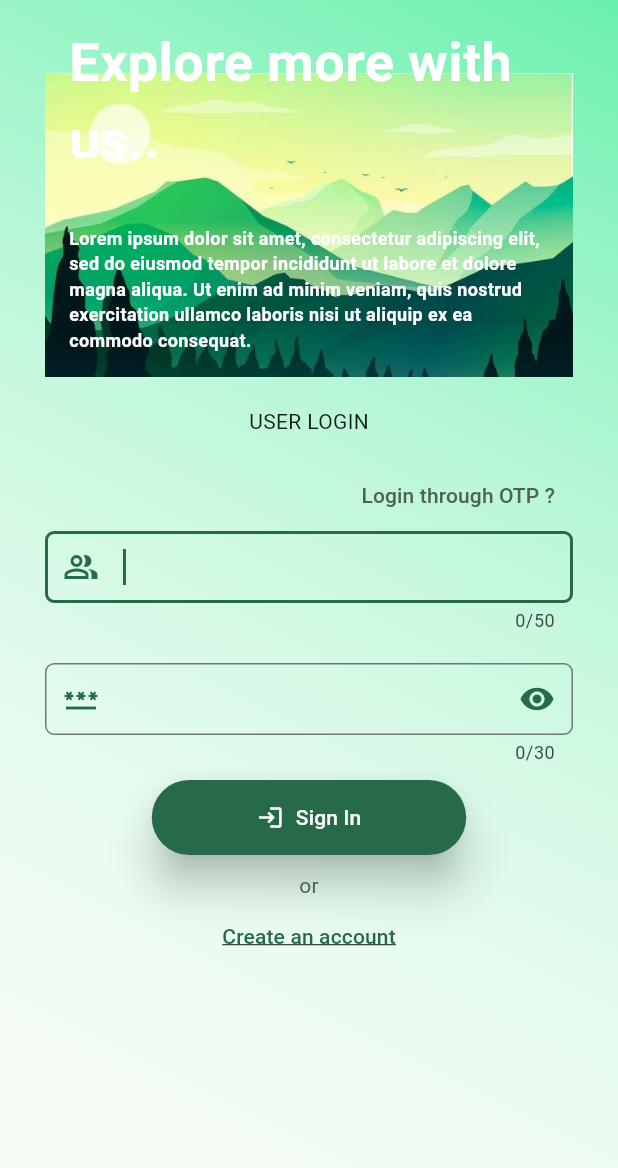
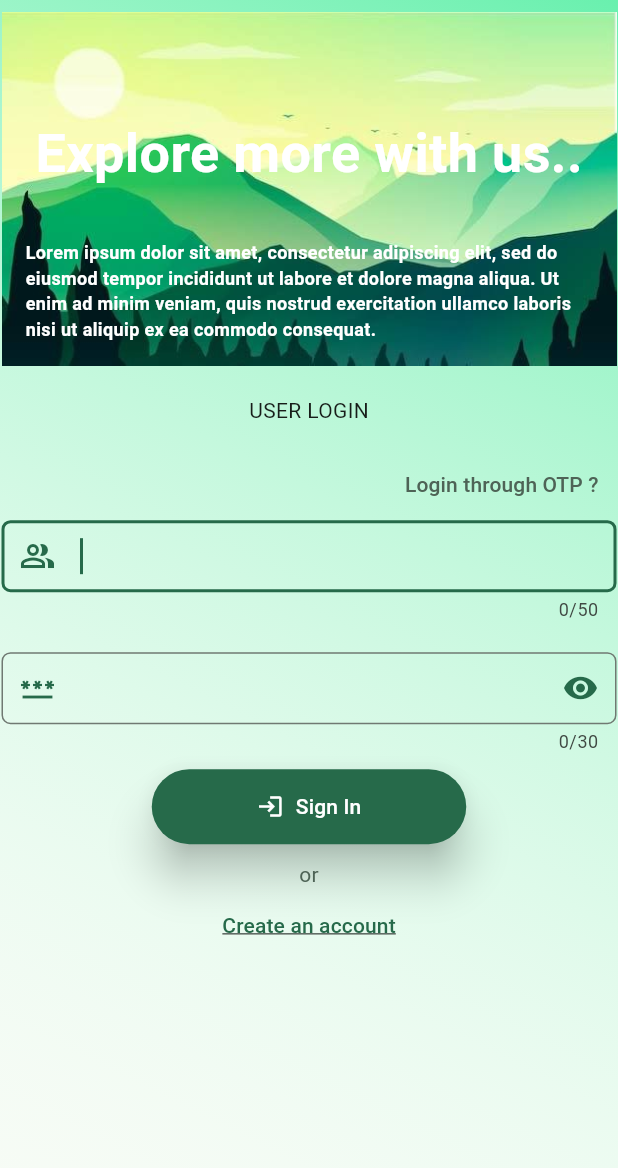
Before and after one commit to priya31-prog/login_flutter_app, a Flutter app: the screen it shows after launch, on a phone screen of 412 x 824 dp. Shown: the top 1168 px of the screen. Run offline on Flutter 3.47's test engine with Material 3 defaults, Android fonts, the phone set to English and light mode, and no system bars; our stand-ins replace firebase_auth, firebase_core, google_fonts; accounts and stored records are empty.

Commit message:
screen changes

```diff
--- a/login_app/lib/detail_page/sign_in_page.dart
+++ b/login_app/lib/detail_page/sign_in_page.dart
@@ -65,7 +65,7 @@ class _SignInPage extends State<SignInPage> {
     return CustomScaffold(
       body: SingleChildScrollView(
         child: Padding(
-          padding: const EdgeInsets.symmetric(horizontal: 30),
+          padding: const EdgeInsets.symmetric(horizontal: 1, vertical: 8),
           child: Form(
             key: _formKey,
             child: Column(
--- a/login_app/lib/main.dart
+++ b/login_app/lib/main.dart
@@ -2,7 +2,7 @@ import 'package:firebase_core/firebase_core.dart';
 import 'package:flutter/material.dart';
 import 'package:login_app/detail_page/sign_in_page.dart';
 // import 'package:login_app_sample/detail_page/sign_in_page.dart';
-import 'package:firebase_auth/firebase_auth.dart';
+// import 'package:firebase_auth/firebase_auth.dart';
 import 'common_files/app_constants.dart';
 
 void main() async {
```
Also changed, not shown: login_app/lib/common_files/custom_scaffold.dart (+2 -7 lines).
